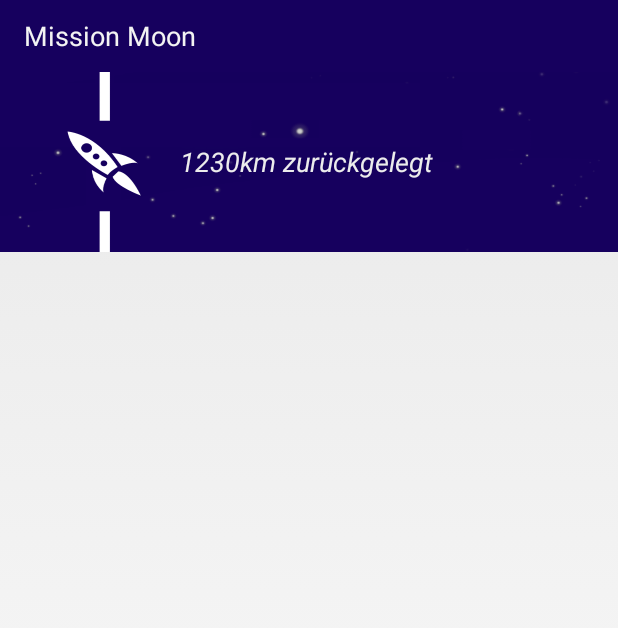
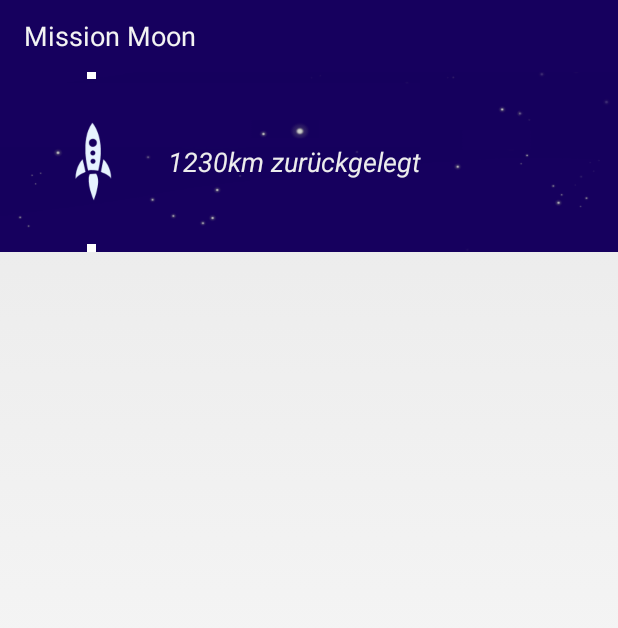
Before and after one commit to graetzer/fly2moon, an Android app: the layout item_progress.xml on its own in the app's theme, with its tools: preview values and no code run, on a phone screen of 412 x 824 dp. Shown: the top 628 px of the screen. Run offline under Robolectric (Android 15) with nearby library versions, the light colour scheme and no system bars; network calls fail.

Commit message:
XML Spaceship

```diff
--- a/App/MissionMoon/app/src/main/java/de/trivago/missionmoon/MissionFragment.java
+++ b/App/MissionMoon/app/src/main/java/de/trivago/missionmoon/MissionFragment.java
@@ -2,6 +2,8 @@ package de.trivago.missionmoon;
 
 import android.app.Fragment;
 import android.graphics.Bitmap;
+import android.graphics.ColorFilter;
+import android.graphics.ColorMatrixColorFilter;
 import android.graphics.drawable.Drawable;
 import android.os.Bundle;
 import android.provider.Settings;
@@ -10,6 +12,7 @@ import android.view.LayoutInflater;
 import android.view.View;
 import android.view.ViewGroup;
 import android.widget.BaseAdapter;
+import android.widget.ImageView;
 import android.widget.ListView;
 import android.widget.RelativeLayout;
 import android.widget.TextView;
@@ -222,4 +225,16 @@ public class MissionFragment extends Fragment {
         }
     }
 
+    private void makeBlackAndWhite(ImageView v){
+        float[] colorMatrix = {
+                0.33f, 0.33f, 0.33f, 0, 1, //red
+                0.33f, 0.33f, 0.33f, 0, 1, //green
+                0.33f, 0.33f, 0.33f, 0, 1, //blue
+                0, 0, 0, 1, 0    //alpha
+        };
+
+        ColorFilter colorFilter = new ColorMatrixColorFilter(colorMatrix);
+        v.setColorFilter(colorFilter);
+    }
+
 }
--- a/App/MissionMoon/app/src/main/res/layout/item_progress.xml
+++ b/App/MissionMoon/app/src/main/res/layout/item_progress.xml
@@ -1,14 +1,42 @@
 <?xml version="1.0" encoding="utf-8"?>
 
 <LinearLayout xmlns:android="http://schemas.android.com/apk/res/android"
-    android:orientation="vertical" android:layout_width="match_parent"
-    android:layout_height="120dp" android:background="@drawable/bg_progress">
+    android:orientation="horizontal" android:layout_width="match_parent"
+    android:layout_height="120dp" android:background="@drawable/bg_03">
+
+    <LinearLayout
+        android:layout_width="wrap_content"
+        android:layout_height="match_parent"
+        android:orientation="vertical">
+
+        <TextView
+            android:layout_width="6dp"
+            android:layout_height="0dp"
+            android:layout_weight="1"
+            android:layout_marginLeft="58dp"
+            android:background="@color/line_color"/>
+
+        <ImageView
+            android:layout_width="60dp"
+            android:layout_height="0dp"
+            android:layout_weight="23"
+            android:layout_marginLeft="32dp"
+            android:src="@drawable/icon_spaceship"/>
+
+        <TextView
+            android:layout_width="6dp"
+            android:layout_height="0dp"
+            android:layout_weight="1"
+            android:layout_marginLeft="58dp"
+            android:background="@color/line_color"/>
+
+    </LinearLayout>
 
     <TextView
         android:layout_width="match_parent"
         android:layout_height="match_parent"
-        android:layout_marginLeft="120dp"
-        android:layout_marginRight="20dp"
+        android:layout_marginLeft="20dp"
+        android:layout_marginRight="10dp"
         android:gravity="center_vertical"
         android:textStyle="italic"
         android:textSize="18sp"
```
Also changed, not shown: App/MissionMoon/app/src/main/res/drawable/dummy_hotel_dus.jpg (deleted), App/MissionMoon/app/src/main/res/drawable/icon_spaceship.png (added).
